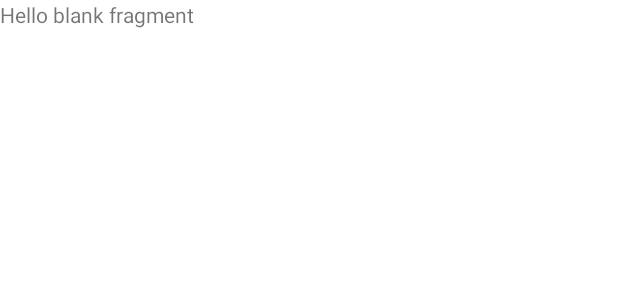
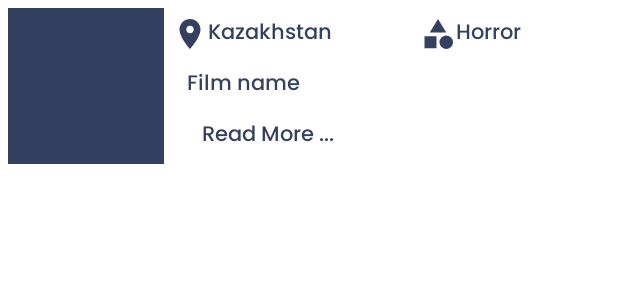
Before and after one commit to NurSoult/BeamApp, an Android app: the layout fragment_film_bottom_sheet.xml on its own in the app's theme, with its tools: preview values and no code run, on a phone screen of 412 x 824 dp. Shown: the top 300 px of the screen. Run offline under Robolectric (Android 15) with nearby library versions, the phone set to English and light mode, and no system bars.

Commit message:
add layout for bottom sheet

```diff
--- a/app/src/main/res/layout/fragment_film_bottom_sheet.xml
+++ b/app/src/main/res/layout/fragment_film_bottom_sheet.xml
@@ -1,14 +1,76 @@
 <?xml version="1.0" encoding="utf-8"?>
-<FrameLayout xmlns:android="http://schemas.android.com/apk/res/android"
+<androidx.constraintlayout.widget.ConstraintLayout xmlns:android="http://schemas.android.com/apk/res/android"
     xmlns:tools="http://schemas.android.com/tools"
     android:layout_width="match_parent"
-    android:layout_height="match_parent"
+    android:layout_height="wrap_content"
+    xmlns:app="http://schemas.android.com/apk/res-auto"
     tools:context=".FilmBottomSheetFragment">
 
-    <!-- TODO: Update blank fragment layout -->
+    <ImageView
+        android:id="@+id/img_bottom_sheet"
+        android:layout_width="@dimen/_80sdp"
+        android:layout_height="@dimen/_80sdp"
+        app:layout_constraintStart_toStartOf="parent"
+        app:layout_constraintTop_toTopOf="parent"
+        app:layout_constraintBottom_toBottomOf="parent"
+        android:layout_margin="5dp"
+        android:src="@color/g_black"
+        android:scaleType="centerCrop"/>
+
+    <LinearLayout
+        android:id="@+id/linear_bottom_sheet"
+        android:layout_width="0dp"
+        android:layout_height="wrap_content"
+        android:orientation="horizontal"
+        app:layout_constraintStart_toEndOf="@id/img_bottom_sheet"
+        app:layout_constraintTop_toTopOf="@id/img_bottom_sheet"
+        app:layout_constraintEnd_toEndOf="parent"
+        android:layout_margin="5dp">
+
+        <TextView
+            android:id="@+id/tv_bottom_sheet_area"
+            android:layout_width="wrap_content"
+            android:layout_height="wrap_content"
+            android:text="Kazakhstan"
+            android:textColor="@color/g_black"
+            android:fontFamily="@font/myfont"
+            android:drawableStart="@drawable/ic_area"
+            android:drawableTint="@color/g_black"
+            android:layout_weight="1"/>
+
+        <TextView
+            android:id="@+id/tv_bottom_sheet_catalog"
+            android:layout_width="wrap_content"
+            android:layout_height="wrap_content"
+            android:text="Horror"
+            android:textColor="@color/g_black"
+            android:fontFamily="@font/myfont"
+            android:drawableStart="@drawable/ic_catalog"
+            android:drawableTint="@color/g_black"
+            android:layout_weight="1"/>
+
+    </LinearLayout>
+
     <TextView
-        android:layout_width="match_parent"
-        android:layout_height="match_parent"
-        android:text="@string/hello_blank_fragment" />
+        android:id="@+id/tv_bottom_sheet_film_name"
+        android:layout_width="wrap_content"
+        android:layout_height="wrap_content"
+        android:text="Film name"
+        app:layout_constraintStart_toStartOf="@id/linear_bottom_sheet"
+        app:layout_constraintTop_toBottomOf="@id/linear_bottom_sheet"
+        android:layout_margin="10dp"
+        android:textColor="@color/g_black"
+        android:fontFamily="@font/myfont"/>
 
-</FrameLayout>
+    <TextView
+        android:layout_width="wrap_content"
+        android:layout_height="wrap_content"
+        android:layout_margin="10dp"
+        android:fontFamily="@font/myfont"
+        android:text="Read More ..."
+        android:textColor="@color/g_black"
+        app:layout_constraintStart_toStartOf="@id/tv_bottom_sheet_film_name"
+        app:layout_constraintTop_toBottomOf="@id/tv_bottom_sheet_film_name" />
+
+
+</androidx.constraintlayout.widget.ConstraintLayout>
```
